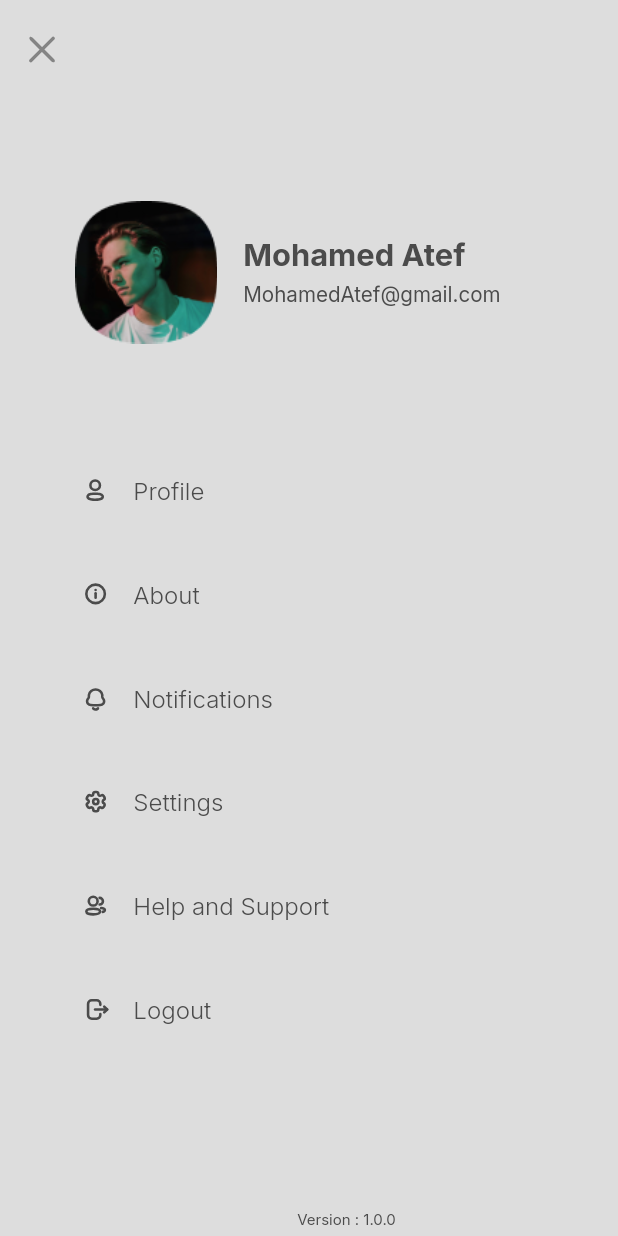
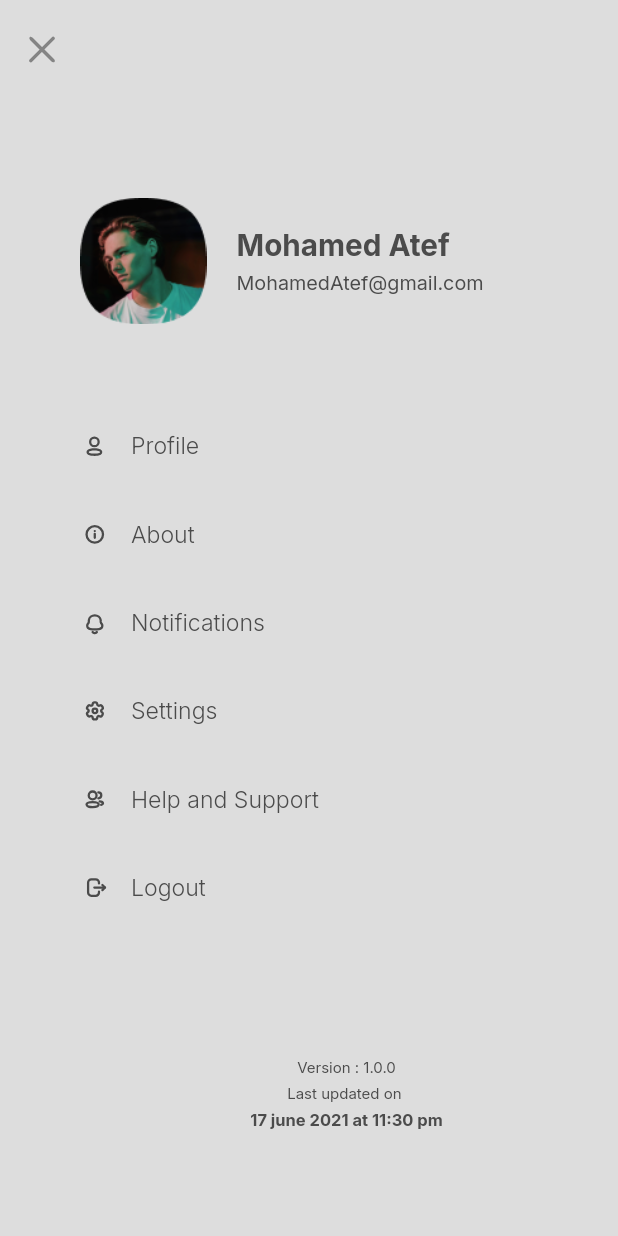
Before and after one commit to MohamedAtef21/Driver-Behavior, a Flutter app: the screen it shows after launch, after a tap on an icon or button, on a phone screen of 412 x 824 dp. Run offline on Flutter 3.47's test engine with Material 2 defaults, Android fonts, the phone set to English and light mode, and no system bars; our stand-ins replace fl_chart, flutter_screenutil, flutter_svg, google_fonts, percent_indicator.

Commit message:
fixing the font size overflow and update some widgets

```diff
--- a/lib/main.dart
+++ b/lib/main.dart
@@ -13,16 +13,11 @@ class MainPage extends StatelessWidget {
   @override
   Widget build(BuildContext context) {
     return ScreenUtilInit(
-      designSize: const Size(360, 690),
+      designSize: const Size(375, 812),
       builder: (context, child) {
         return MaterialApp(
           title: "Drive Safe",
           debugShowCheckedModeBanner: false,
-          // theme: ThemeData(
-          //   textTheme: TextTheme(
-          //     bodyText2: GoogleFonts.montserrat(),
-          //   ),
-          // ),
           home: Scaffold(
             body: PageView(
               children: const [
--- a/lib/screens/bottom_navigation/pages/dashboard.dart
+++ b/lib/screens/bottom_navigation/pages/dashboard.dart
@@ -59,7 +59,7 @@ class DashBoardView extends StatelessWidget {
                   ),
                 ),
                 child: Padding(
-                  padding: const EdgeInsetsDirectional.only(start: 22, top: 20),
+                  padding: const EdgeInsetsDirectional.only(start: 22, top: 16),
                   child: Row(
                     children: [
                       Column(
--- a/lib/screens/bottom_navigation/pages/report.dart
+++ b/lib/screens/bottom_navigation/pages/report.dart
@@ -88,7 +88,7 @@ class _ReportViewState extends State<ReportView> {
                   color: const Color(0xffDDDDDD),
                 ),
                 child: Padding(
-                  padding: const EdgeInsetsDirectional.only(start: 10, end: 10),
+                  padding: const EdgeInsetsDirectional.only(start: 10, end: 10,bottom: 20),
                   child: Center(
                     child: Row(
                       mainAxisAlignment: MainAxisAlignment.spaceBetween,
--- a/lib/screens/core/design/trip_details.dart
+++ b/lib/screens/core/design/trip_details.dart
@@ -31,24 +31,19 @@ class TripDetailsView extends StatelessWidget {
 
   @override
   Widget build(BuildContext context) {
-    return Material(
+    return Card(
       elevation: 5,
       shadowColor: const Color(0xff5A6CEA).withOpacity(.4),
-      borderRadius: BorderRadius.all(
-        Radius.circular(20.r),
+        shape: RoundedRectangleBorder(
+          borderRadius: BorderRadius.circular(20.r)
       ),
-      child: Container(
-        height: 246.h,
-        width: 374.w,
-        decoration: BoxDecoration(
-            color: const Color(0xffF1F1F1),
-            borderRadius: BorderRadius.circular(20.r)),
       child: Padding(
-          padding: const EdgeInsetsDirectional.only(start: 20, top: 23, end: 20),
+        padding: const EdgeInsetsDirectional.only(start: 20, top: 23, end: 20,bottom: 9),
         child: Column(
           crossAxisAlignment: CrossAxisAlignment.start,
           children: [
             Row(
+              mainAxisAlignment: MainAxisAlignment.spaceBetween,
               children: [
                 Row(
                   children: [
@@ -78,7 +73,6 @@ class TripDetailsView extends StatelessWidget {
                     ),
                   ],
                 ),
-                  SizedBox(width: 190.w),
                 CircularPercentIndicator(
                   radius: 20.r,
                   percent: percentAVG,
@@ -142,7 +136,6 @@ class TripDetailsView extends StatelessWidget {
           ],
         ),
       ),
-      ),
     );
   }
 }
--- a/lib/screens/core/design/trip_diagnose.dart
+++ b/lib/screens/core/design/trip_diagnose.dart
@@ -9,16 +9,16 @@ class TripDiagnoseView extends StatelessWidget {
 
   @override
   Widget build(BuildContext context) {
-    return Container(
-      height: 70.h,
-      width: 334.w,
-      decoration: BoxDecoration(
-          color: const Color(0xff121212),
-          borderRadius: BorderRadius.circular(20.r)
+    return Card(
+      elevation: 5,
+      color: const Color(0xff121212),
+      shape: RoundedRectangleBorder(
+        borderRadius: BorderRadius.circular(10.r)
       ),
       child: Padding(
-        padding: const EdgeInsetsDirectional.only(start: 19,top: 16,end: 19),
+        padding: const EdgeInsetsDirectional.only(start: 19,top: 10,end: 19,bottom: 10),
         child: Row(
+          mainAxisAlignment: MainAxisAlignment.spaceBetween,
           children: [
             Column(
               crossAxisAlignment: CrossAxisAlignment.center,
@@ -38,12 +38,10 @@ class TripDiagnoseView extends StatelessWidget {
                 ),
               ],
             ),
-            SizedBox(width: 20.w),
             Padding(
               padding: const EdgeInsetsDirectional.only(bottom: 10),
               child: SvgPicture.asset("assets/icons/line.svg"),
             ),
-            SizedBox(width: 20.w),
             Column(
               crossAxisAlignment: CrossAxisAlignment.center,
               children: [
@@ -62,12 +60,10 @@ class TripDiagnoseView extends StatelessWidget {
                 ),
               ],
             ),
-            SizedBox(width: 20.w),
             Padding(
               padding: const EdgeInsetsDirectional.only(bottom: 10),
               child: SvgPicture.asset("assets/icons/line.svg"),
             ),
-            SizedBox(width: 20.w),
             Column(
               crossAxisAlignment: CrossAxisAlignment.center,
               children: [
--- a/lib/screens/menu/view.dart
+++ b/lib/screens/menu/view.dart
@@ -24,7 +24,7 @@ class MenuView extends StatelessWidget {
         ),
       ),
       body: Padding(
-        padding: const EdgeInsetsDirectional.only(top: 76, start: 50),
+        padding: const EdgeInsetsDirectional.only(top: 76, start: 50,bottom: 10),
         child: Column(
           children: [
             Row(
```
Also changed, not shown: lib/screens/core/design/driver_profile.dart (+8 -13 lines). Lines whose indentation alone changed are shown as unchanged.
